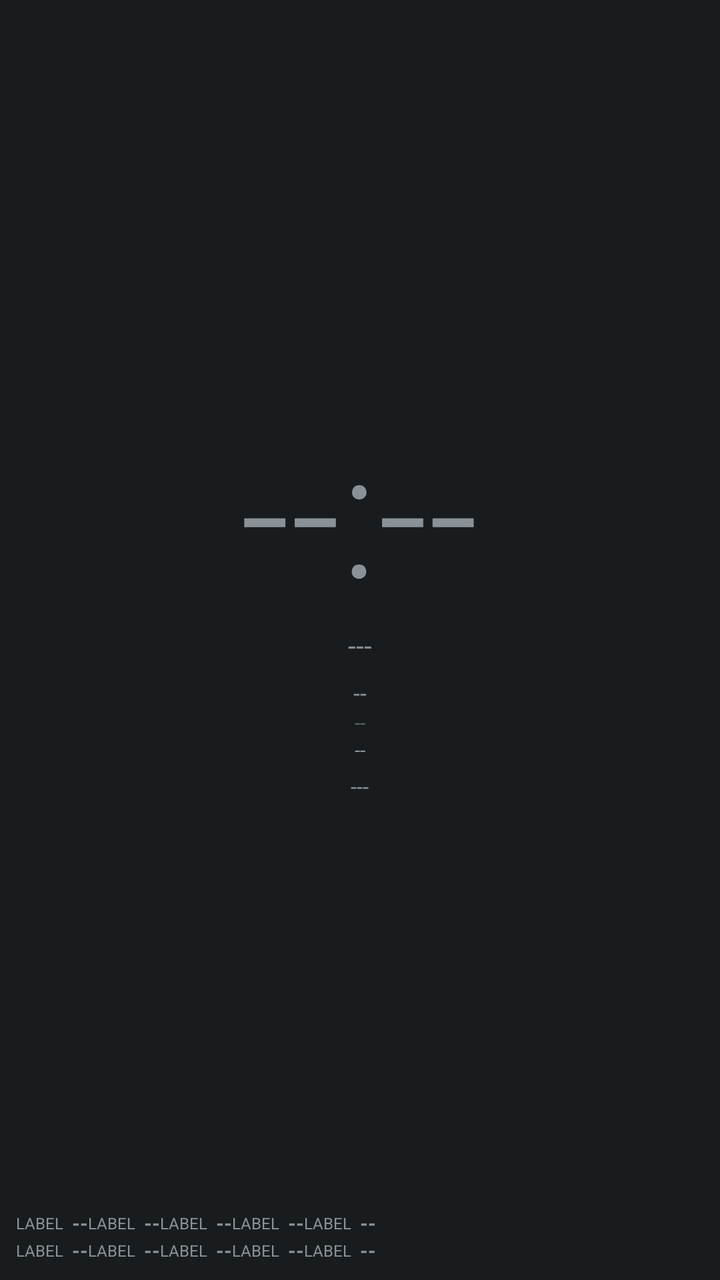
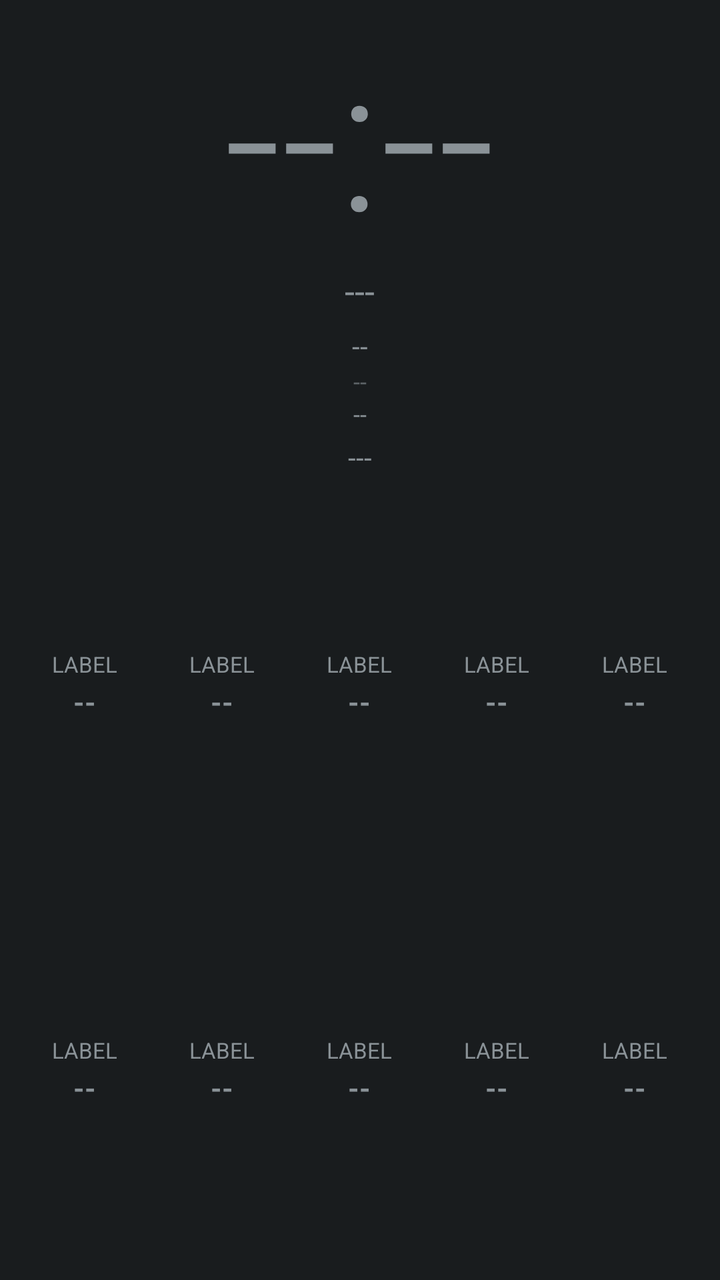

Before-and-after screenshots of an Android layout around one commit, followed by the original layout XML and the change that was made.
<!-- AndroidManifest.xml: application theme android:Theme.DeviceDefault.NoActionBar -->
<!-- res/layout/aod_layout_ticker.xml -->
<?xml version="1.0" encoding="utf-8"?>
<LinearLayout xmlns:android="http://schemas.android.com/apk/res/android"
    android:id="@+id/bg_root"
    android:layout_width="match_parent"
    android:layout_height="match_parent"
    android:orientation="vertical">

    <LinearLayout
        android:layout_width="match_parent"
        android:layout_height="0dp"
        android:layout_weight="1"
        android:gravity="center"
        android:orientation="vertical">

        <TextView
            android:id="@+id/clock"
            android:layout_width="wrap_content"
            android:layout_height="wrap_content"
            android:textSize="88sp"
            android:fontFamily="sans-serif-light"
            android:text="--:--" />

        <TextView
            android:id="@+id/date"
            android:layout_width="wrap_content"
            android:layout_height="wrap_content"
            android:textSize="14sp"
            android:text="---" />

        <TextView
            android:id="@+id/health_badge"
            android:layout_width="wrap_content"
            android:layout_height="wrap_content"
            android:textSize="12sp"
            android:textAllCaps="true"
            android:layout_marginTop="6dp"
            android:text="--" />

        <TextView
            android:id="@+id/perf_badge"
            android:layout_width="wrap_content"
            android:layout_height="wrap_content"
            android:textSize="10sp"
            android:alpha="0.6"
            android:text="--" />

        <TextView
            android:id="@+id/net_type_badge"
            android:layout_width="wrap_content"
            android:layout_height="wrap_content"
            android:textSize="10sp"
            android:text="--" />

        <TextView
            android:id="@+id/panchang"
            android:layout_width="wrap_content"
            android:layout_height="wrap_content"
            android:textSize="11sp"
            android:layout_marginTop="4dp"
            android:text="---" />

        <TextView
            android:id="@+id/muhurat_badge"
            android:layout_width="wrap_content"
            android:layout_height="wrap_content"
            android:textSize="11sp"
            android:textStyle="bold"
            android:visibility="gone"
            android:text="--" />
    </LinearLayout>

    <GridLayout
        android:id="@+id/panel_1"
        android:layout_width="match_parent"
        android:layout_height="wrap_content"
        android:columnCount="5"
        android:rowCount="2"
        android:padding="8dp">

        <include layout="@layout/aod_row_ticker" android:id="@+id/row0" />
        <include layout="@layout/aod_row_ticker" android:id="@+id/row1" />
        <include layout="@layout/aod_row_ticker" android:id="@+id/row2" />
        <include layout="@layout/aod_row_ticker" android:id="@+id/row3" />
        <include layout="@layout/aod_row_ticker" android:id="@+id/row4" />
        <include layout="@layout/aod_row_ticker" android:id="@+id/row5" />
        <include layout="@layout/aod_row_ticker" android:id="@+id/row6" />
        <include layout="@layout/aod_row_ticker" android:id="@+id/row7" />
        <include layout="@layout/aod_row_ticker" android:id="@+id/row8" />
        <include layout="@layout/aod_row_ticker" android:id="@+id/row9" />

    </GridLayout>

</LinearLayout>
<!-- res/layout/aod_row_ticker.xml (included above) -->
<?xml version="1.0" encoding="utf-8"?>
<LinearLayout xmlns:android="http://schemas.android.com/apk/res/android"
    android:layout_width="wrap_content"
    android:layout_height="wrap_content"
    android:layout_margin="6dp"
    android:orientation="horizontal"
    android:gravity="center_vertical">

    <TextView
        android:id="@+id/stat_label"
        android:layout_width="wrap_content"
        android:layout_height="wrap_content"
        android:textSize="8sp"
        android:textAllCaps="true"
        android:text="Label" />

    <TextView
        android:id="@+id/stat_value"
        android:layout_width="wrap_content"
        android:layout_height="wrap_content"
        android:layout_marginStart="4dp"
        android:textSize="10sp"
        android:textStyle="bold"
        android:text="--" />

</LinearLayout>
<!-- resources referenced by this layout -->
<resources>

</resources>

<!-- the commit's change to res/layout/aod_layout_ticker.xml (unified diff, before → after) -->
@@ -7,8 +7,7 @@
 
     <LinearLayout
         android:layout_width="match_parent"
-        android:layout_height="0dp"
-        android:layout_weight="1"
+        android:layout_height="wrap_content"
         android:gravity="center"
         android:orientation="vertical">
 
@@ -16,7 +15,7 @@
             android:id="@+id/clock"
             android:layout_width="wrap_content"
             android:layout_height="wrap_content"
-            android:textSize="88sp"
+            android:textSize="100sp"
             android:fontFamily="sans-serif-light"
             android:text="--:--" />
 
@@ -24,14 +23,14 @@
             android:id="@+id/date"
             android:layout_width="wrap_content"
             android:layout_height="wrap_content"
-            android:textSize="14sp"
+            android:textSize="18sp"
             android:text="---" />
 
         <TextView
             android:id="@+id/health_badge"
             android:layout_width="wrap_content"
             android:layout_height="wrap_content"
-            android:textSize="12sp"
+            android:textSize="14sp"
             android:textAllCaps="true"
             android:layout_marginTop="6dp"
             android:text="--" />
@@ -40,7 +39,7 @@
             android:id="@+id/perf_badge"
             android:layout_width="wrap_content"
             android:layout_height="wrap_content"
-            android:textSize="10sp"
+            android:textSize="12sp"
             android:alpha="0.6"
             android:text="--" />
 
@@ -48,14 +47,14 @@
             android:id="@+id/net_type_badge"
             android:layout_width="wrap_content"
             android:layout_height="wrap_content"
-            android:textSize="10sp"
+            android:textSize="12sp"
             android:text="--" />
 
         <TextView
             android:id="@+id/panchang"
             android:layout_width="wrap_content"
             android:layout_height="wrap_content"
-            android:textSize="11sp"
+            android:textSize="14sp"
             android:layout_marginTop="4dp"
             android:text="---" />
 
@@ -63,32 +62,36 @@
             android:id="@+id/muhurat_badge"
             android:layout_width="wrap_content"
             android:layout_height="wrap_content"
-            android:textSize="11sp"
+            android:textSize="14sp"
             android:textStyle="bold"
             android:visibility="gone"
             android:text="--" />
     </LinearLayout>
 
-    <GridLayout
+    
+    <LinearLayout
         android:id="@+id/panel_1"
         android:layout_width="match_parent"
-        android:layout_height="wrap_content"
-        android:columnCount="5"
-        android:rowCount="2"
+        android:layout_height="0dp"
+        android:layout_weight="1"
+        android:orientation="vertical"
         android:padding="8dp">
 
-        <include layout="@layout/aod_row_ticker" android:id="@+id/row0" />
-        <include layout="@layout/aod_row_ticker" android:id="@+id/row1" />
-        <include layout="@layout/aod_row_ticker" android:id="@+id/row2" />
-        <include layout="@layout/aod_row_ticker" android:id="@+id/row3" />
-        <include layout="@layout/aod_row_ticker" android:id="@+id/row4" />
-        <include layout="@layout/aod_row_ticker" android:id="@+id/row5" />
-        <include layout="@layout/aod_row_ticker" android:id="@+id/row6" />
-        <include layout="@layout/aod_row_ticker" android:id="@+id/row7" />
-        <include layout="@layout/aod_row_ticker" android:id="@+id/row8" />
-        <include layout="@layout/aod_row_ticker" android:id="@+id/row9" />
-
-    </GridLayout>
+        <LinearLayout android:layout_width="match_parent" android:layout_height="0dp" android:layout_weight="1" android:orientation="horizontal">
+            <include layout="@layout/aod_row_ticker" android:id="@+id/row0" android:layout_width="0dp" android:layout_height="match_parent" android:layout_weight="1" />
+            <include layout="@layout/aod_row_ticker" android:id="@+id/row1" android:layout_width="0dp" android:layout_height="match_parent" android:layout_weight="1" />
+            <include layout="@layout/aod_row_ticker" android:id="@+id/row2" android:layout_width="0dp" android:layout_height="match_parent" android:layout_weight="1" />
+            <include layout="@layout/aod_row_ticker" android:id="@+id/row3" android:layout_width="0dp" android:layout_height="match_parent" android:layout_weight="1" />
+            <include layout="@layout/aod_row_ticker" android:id="@+id/row4" android:layout_width="0dp" android:layout_height="match_parent" android:layout_weight="1" />
+        </LinearLayout>
+        <LinearLayout android:layout_width="match_parent" android:layout_height="0dp" android:layout_weight="1" android:orientation="horizontal">
+            <include layout="@layout/aod_row_ticker" android:id="@+id/row5" android:layout_width="0dp" android:layout_height="match_parent" android:layout_weight="1" />
+            <include layout="@layout/aod_row_ticker" android:id="@+id/row6" android:layout_width="0dp" android:layout_height="match_parent" android:layout_weight="1" />
+            <include layout="@layout/aod_row_ticker" android:id="@+id/row7" android:layout_width="0dp" android:layout_height="match_parent" android:layout_weight="1" />
+            <include layout="@layout/aod_row_ticker" android:id="@+id/row8" android:layout_width="0dp" android:layout_height="match_parent" android:layout_weight="1" />
+            <include layout="@layout/aod_row_ticker" android:id="@+id/row9" android:layout_width="0dp" android:layout_height="match_parent" android:layout_weight="1" />
+        </LinearLayout>
+    </LinearLayout>
 
 </LinearLayout>
 <!-- res/layout/aod_row_ticker.xml (included above) -->
@@ -96,25 +99,33 @@
 <LinearLayout xmlns:android="http://schemas.android.com/apk/res/android"
     android:layout_width="wrap_content"
     android:layout_height="wrap_content"
-    android:layout_margin="6dp"
-    android:orientation="horizontal"
-    android:gravity="center_vertical">
+    android:layout_margin="4dp"
+    android:orientation="vertical"
+    android:gravity="center">
 
+    
     <TextView
         android:id="@+id/stat_label"
-        android:layout_width="wrap_content"
+        android:layout_width="match_parent"
         android:layout_height="wrap_content"
-        android:textSize="8sp"
+        android:gravity="center_horizontal"
+        android:textSize="11sp"
         android:textAllCaps="true"
+        android:maxLines="2"
         android:text="Label" />
 
     <TextView
         android:id="@+id/stat_value"
-        android:layout_width="wrap_content"
+        android:layout_width="match_parent"
         android:layout_height="wrap_content"
-        android:layout_marginStart="4dp"
-        android:textSize="10sp"
+        android:layout_marginTop="2dp"
+        android:gravity="center_horizontal"
         android:textStyle="bold"
+        android:maxLines="1"
+        android:autoSizeTextType="uniform"
+        android:autoSizeMinTextSize="10sp"
+        android:autoSizeMaxTextSize="20sp"
+        android:autoSizeStepGranularity="1sp"
         android:text="--" />
 
 </LinearLayout>
